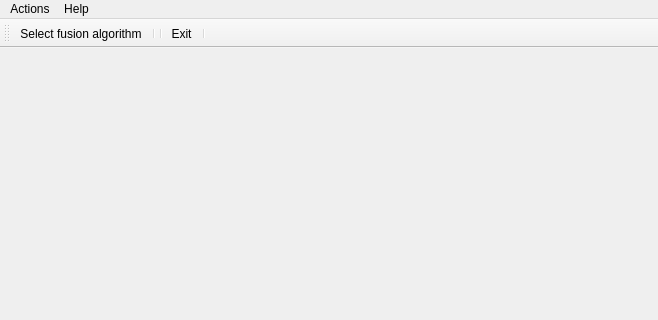
Before: the Qt Designer form RTHostIMUGL/RTHostIMUGL.ui in jeskesen/i2c_imu, drawn with Qt 5; both pictures show x 0 to 658 and y 0 to 320 of the 658 by 562 pixel window.
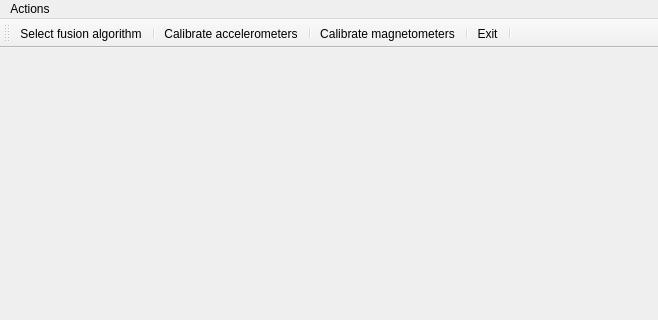
After: the same form once the commit is applied.

Commit message: V3 with accelerometer and enhanced compass calibration

The edit to the form file:
```diff
--- a/RTHostIMUGL/RTHostIMUGL.ui
+++ b/RTHostIMUGL/RTHostIMUGL.ui
@@ -36,12 +36,6 @@
      <height>21</height>
     </rect>
    </property>
-   <widget class="QMenu" name="menuHelp">
-    <property name="title">
-     <string>Help</string>
-    </property>
-    <addaction name="actionAbout"/>
-   </widget>
    <widget class="QMenu" name="menuActions">
     <property name="title">
      <string>Actions</string>
@@ -50,7 +44,6 @@
     <addaction name="actionExit"/>
    </widget>
    <addaction name="menuActions"/>
-   <addaction name="menuHelp"/>
   </widget>
   <widget class="QStatusBar" name="statusBar"/>
   <widget class="QToolBar" name="toolBar">
@@ -65,6 +58,9 @@
    </attribute>
    <addaction name="actionSelectFusionAlgorithm"/>
    <addaction name="separator"/>
+   <addaction name="actionCalibrateAccelerometers"/>
+   <addaction name="separator"/>
+   <addaction name="actionCalibrateMagnetometers"/>
    <addaction name="separator"/>
    <addaction name="actionExit"/>
    <addaction name="separator"/>
@@ -176,6 +172,21 @@
     <string>Select fusion algorithm</string>
    </property>
   </action>
+  <action name="actionCalibrateMagnetometers">
+   <property name="text">
+    <string>Calibrate magnetometers</string>
+   </property>
+  </action>
+  <action name="actionCalibrateAccelerometers">
+   <property name="text">
+    <string>Calibrate accelerometers</string>
+   </property>
+  </action>
+  <action name="actionExit">
+   <property name="text">
+    <string>Exit</string>
+   </property>
+  </action>
  </widget>
  <layoutdefault spacing="6" margin="11"/>
  <resources/>
```
Left out of the diff: 99 changed lines with no effect on the pictures. The commit also changes 84 other files.
